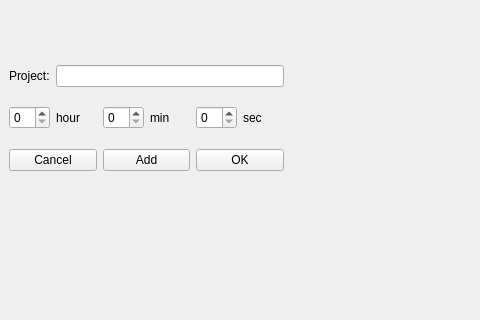
kingold5/Timer, file Src/mainWindow.ui: the form before one commit; both pictures show x 201 to 681 and y 94 to 414 of the 769 by 600 pixel window.
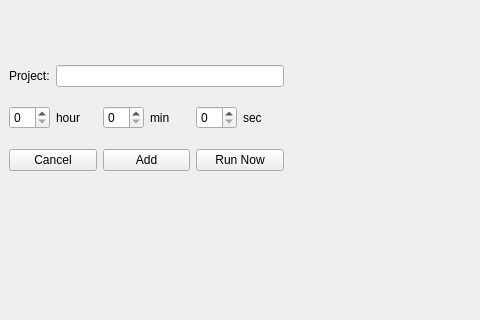
The form after the commit.

Commit message: from OK to Run Now

The edit to the form file:
```diff
--- a/Src/mainWindow.ui
+++ b/Src/mainWindow.ui
@@ -120,7 +120,7 @@
        <item>
         <widget class="QPushButton" name="PushButtonOK">
          <property name="text">
-          <string>OK</string>
+          <string>Run Now</string>
          </property>
         </widget>
        </item>
```
